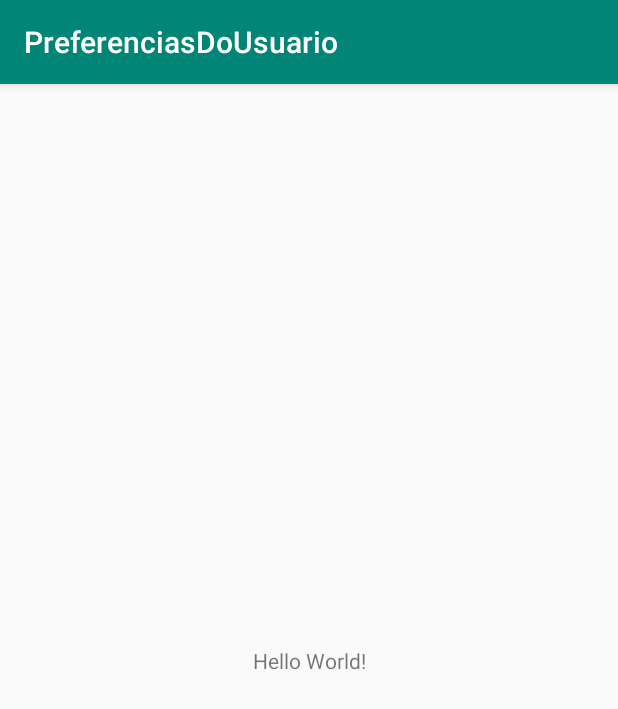
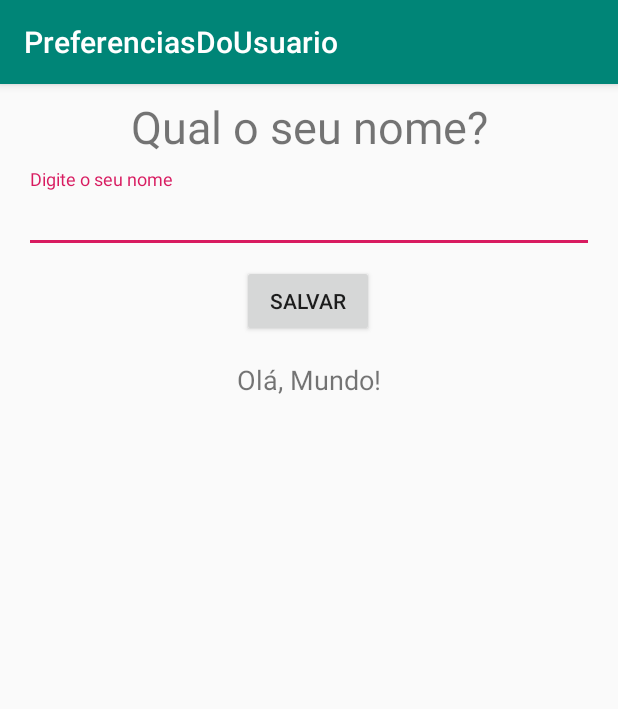
Before and after one commit to Dahan-Schuster/EstudosEmAndroid, an Android app: the screen it shows after launch (MainActivity), on a phone screen of 412 x 824 dp. Shown: the top 709 px of the screen. Run offline under Robolectric (Android 15) with nearby library versions, the phone set to English and light mode, and no system bars.

Commit message:
Shared Preferences (Preferências do Usuário)

```diff
--- a/PreferenciasDoUsuario/app/build.gradle
+++ b/PreferenciasDoUsuario/app/build.gradle
@@ -25,4 +25,5 @@ dependencies {
     testImplementation 'junit:junit:4.12'
     androidTestImplementation 'com.android.support.test:runner:1.0.2'
     androidTestImplementation 'com.android.support.test.espresso:espresso-core:3.0.2'
+    implementation 'com.android.support:design:28.0.0'
 }
--- a/PreferenciasDoUsuario/app/src/main/java/com/example/preferenciasdousuario/MainActivity.java
+++ b/PreferenciasDoUsuario/app/src/main/java/com/example/preferenciasdousuario/MainActivity.java
@@ -1,13 +1,82 @@
 package com.example.preferenciasdousuario;
 
+import android.content.SharedPreferences;
+import android.support.design.widget.TextInputEditText;
 import android.support.v7.app.AppCompatActivity;
 import android.os.Bundle;
+import android.view.View;
+import android.widget.Button;
+import android.widget.TextView;
+import android.widget.Toast;
 
 public class MainActivity extends AppCompatActivity {
+
+    private Button buttonSalvar;
+    private TextInputEditText editNome;
+    private TextView textOla;
+
+
+    SharedPreferences preferences;
+    SharedPreferences.Editor editor;
+
+    private static final String ARQUIVO_PREFERENCIA = "preferenciasDoUsuario";
+
 
     @Override
     protected void onCreate(Bundle savedInstanceState) {
         super.onCreate(savedInstanceState);
         setContentView(R.layout.activity_main);
+
+        buttonSalvar = findViewById(R.id.buttonSalvar);
+        editNome = findViewById(R.id.inputNome);
+        textOla = findViewById(R.id.textOla);
+
+        instanciarPreferences();
+        alterarTextoOla();
+
+        configurarButtonSalvar();
+    }
+
+    private void configurarButtonSalvar() {
+        buttonSalvar.setOnClickListener(new View.OnClickListener() {
+            @Override
+            public void onClick(View v) {
+
+                editor = salvarNome();
+
+                if (editor != null)
+                    alterarTextoOla();
+
+
+
+            }
+        });
+    }
+
+    private void instanciarPreferences() {
+        preferences = getSharedPreferences(ARQUIVO_PREFERENCIA, MODE_PRIVATE);
+        editor = preferences.edit();
+    }
+
+    private void alterarTextoOla() {
+        textOla.setText("Olá, " + preferences.getString("nomeUsuario", "Mundo") + "!");
+    }
+
+    private SharedPreferences.Editor salvarNome() {
+        if (nomeValido()) {
+            String nome = editNome.getText().toString();
+            editor.putString("nomeUsuario", nome);
+            editor.commit();
+            return editor;
+        } else {
+            Toast.makeText(getApplicationContext(), "Preencha o nome.", Toast.LENGTH_LONG).show();
+            return null;
+        }
+    }
+
+    private boolean nomeValido() {
+
+        return !editNome.getText().toString().isEmpty();
+
     }
 }
--- a/PreferenciasDoUsuario/app/src/main/res/layout/activity_main.xml
+++ b/PreferenciasDoUsuario/app/src/main/res/layout/activity_main.xml
@@ -7,12 +7,67 @@
     tools:context=".MainActivity">
 
     <TextView
+        android:id="@+id/textView2"
         android:layout_width="wrap_content"
         android:layout_height="wrap_content"
-        android:text="Hello World!"
-        app:layout_constraintBottom_toBottomOf="parent"
-        app:layout_constraintLeft_toLeftOf="parent"
-        app:layout_constraintRight_toRightOf="parent"
+        android:layout_marginStart="8dp"
+        android:layout_marginLeft="8dp"
+        android:layout_marginTop="8dp"
+        android:layout_marginEnd="8dp"
+        android:layout_marginRight="8dp"
+        android:text="Qual o seu nome?"
+        android:textSize="30sp"
+        app:layout_constraintEnd_toEndOf="parent"
+        app:layout_constraintStart_toStartOf="parent"
         app:layout_constraintTop_toTopOf="parent" />
 
+    <android.support.design.widget.TextInputLayout
+        android:id="@+id/editNome"
+        android:layout_width="0dp"
+        android:layout_height="wrap_content"
+        android:layout_marginStart="16dp"
+        android:layout_marginLeft="16dp"
+        android:layout_marginTop="8dp"
+        android:layout_marginEnd="16dp"
+        android:layout_marginRight="16dp"
+        app:layout_constraintEnd_toEndOf="parent"
+        app:layout_constraintStart_toStartOf="parent"
+        app:layout_constraintTop_toBottomOf="@+id/textView2">
+
+        <android.support.design.widget.TextInputEditText
+            android:id="@+id/inputNome"
+            android:layout_width="match_parent"
+            android:layout_height="wrap_content"
+            android:hint="Digite o seu nome" />
+    </android.support.design.widget.TextInputLayout>
+
+    <Button
+        android:id="@+id/buttonSalvar"
+        android:layout_width="wrap_content"
+        android:layout_height="wrap_content"
+        android:layout_marginStart="8dp"
+        android:layout_marginLeft="8dp"
+        android:layout_marginTop="8dp"
+        android:text="Salvar"
+        app:layout_constraintEnd_toEndOf="parent"
+        app:layout_constraintHorizontal_bias="0.485"
+        app:layout_constraintStart_toStartOf="parent"
+        app:layout_constraintTop_toBottomOf="@+id/editNome" />
+
+    <TextView
+        android:id="@+id/textOla"
+        android:layout_width="0dp"
+        android:layout_height="wrap_content"
+        android:layout_marginStart="8dp"
+        android:layout_marginLeft="8dp"
+        android:layout_marginTop="16dp"
+        android:layout_marginEnd="8dp"
+        android:layout_marginRight="8dp"
+        android:gravity="center"
+        android:text="TextView"
+        android:textSize="18sp"
+        app:layout_constraintEnd_toEndOf="parent"
+        app:layout_constraintStart_toStartOf="parent"
+        app:layout_constraintTop_toBottomOf="@+id/buttonSalvar" />
+
 </android.support.constraint.ConstraintLayout>
```
